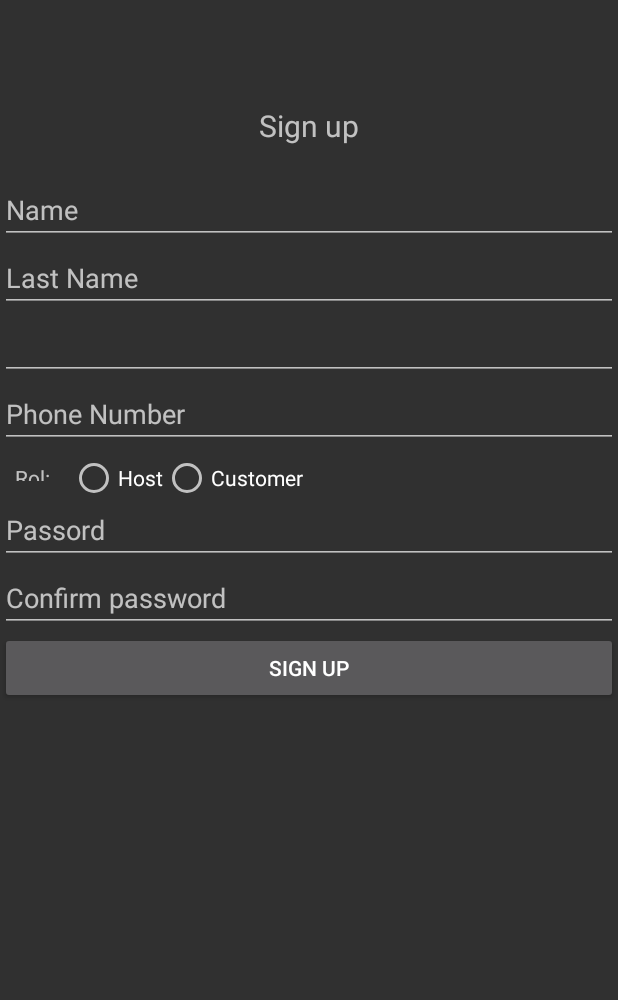
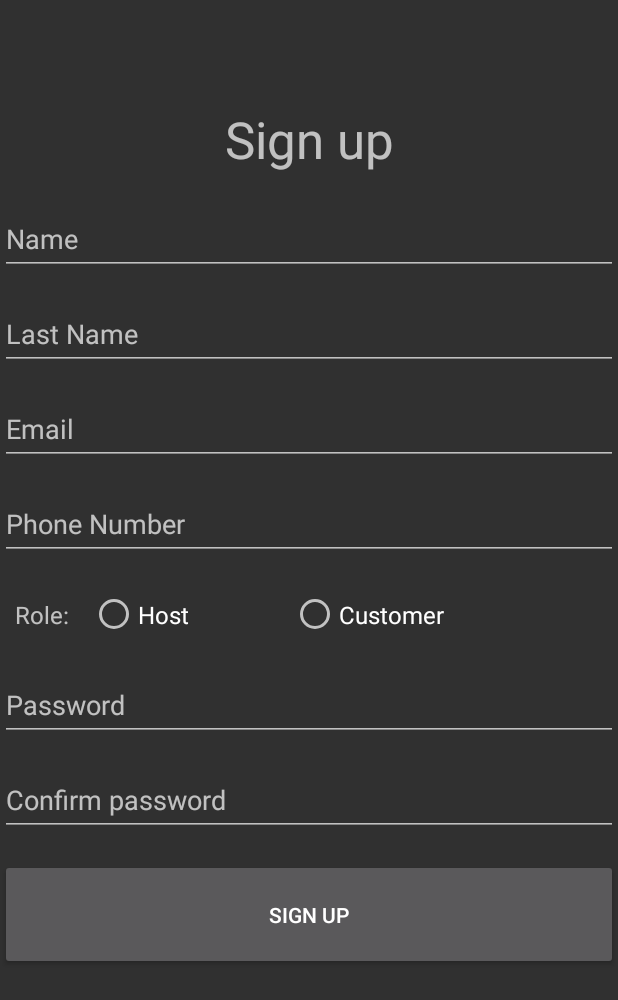
Before and after one commit to RIOlivaresV/car-rental-ranachrita, an Android app: the RegistrationFragment screen opened through its navigation route, on a phone screen of 412 x 824 dp. Shown: the top 1000 px of the screen. Run offline under Robolectric (Android 15) with nearby library versions, the phone set to English and light mode, and no system bars; our stand-ins replace Firebase (no records; nobody signed in at launch, a user with empty details on screens opened directly).

```diff
--- a/app/src/main/res/layout/fragment_registration.xml
+++ b/app/src/main/res/layout/fragment_registration.xml
@@ -19,87 +19,109 @@
             android:layout_margin="20sp"
             android:gravity="center"
             android:text="Sign up"
-            android:textSize="20sp" />
+            android:textSize="34sp" />
 
         <EditText
             android:id="@+id/txtName"
             android:layout_width="match_parent"
             android:layout_height="wrap_content"
+            android:layout_marginBottom="15dp"
             android:ems="10"
             android:hint="Name"
-            android:inputType="textPersonName" />
+            android:inputType="textPersonName"
+            android:minHeight="48dp" />
 
         <EditText
             android:id="@+id/txtLastName"
             android:layout_width="match_parent"
             android:layout_height="wrap_content"
+            android:layout_marginBottom="15dp"
             android:ems="10"
             android:hint="Last Name"
-            android:inputType="textPersonName" />
+            android:inputType="textPersonName"
+            android:minHeight="48dp" />
 
         <EditText
             android:id="@+id/txtEmail"
             android:layout_width="match_parent"
             android:layout_height="wrap_content"
+            android:layout_marginBottom="15dp"
             android:ems="10"
-            android:inputType="textEmailAddress" />
+            android:hint="Email"
+            android:inputType="textEmailAddress"
+            android:minHeight="48dp" />
 
         <EditText
             android:id="@+id/txtPhoneNumber"
             android:layout_width="match_parent"
             android:layout_height="wrap_content"
+            android:layout_marginBottom="15dp"
             android:ems="10"
             android:hint="Phone Number"
-            android:inputType="phone" />
+            android:inputType="phone"
+            android:minHeight="48dp" />
 
         <RadioGroup
-            android:id="@+id/radioButtonRol"
+            android:id="@+id/radioButtonRole"
             android:layout_width="match_parent"
             android:layout_height="wrap_content"
+            android:layout_marginBottom="15dp"
             android:orientation="horizontal">
 
             <TextView
                 android:id="@+id/txtRol"
                 android:layout_width="wrap_content"
-                android:layout_height="match_parent"
+                android:layout_height="wrap_content"
                 android:layout_weight="0"
                 android:gravity="center"
                 android:padding="10sp"
-                android:text="Rol: " />
+                android:text="Role: "
+                android:textSize="16sp" />
 
             <RadioButton
                 android:id="@+id/radioButtonHost"
-                android:layout_width="wrap_content"
-                android:layout_height="wrap_content"
-                android:text="Host" />
+                android:layout_width="104dp"
+                android:layout_height="42dp"
+                android:text="Host"
+                android:textSize="16sp"
+                tools:ignore="TouchTargetSizeCheck" />
 
             <RadioButton
                 android:id="@+id/radioButtonCustomer"
-                android:layout_width="wrap_content"
-                android:layout_height="wrap_content"
-                android:text="Customer" />
+                android:layout_width="137dp"
+                android:layout_height="42dp"
+                android:layout_marginStart="30dp"
+                android:layout_marginLeft="30dp"
+                android:text="Customer"
+                android:textSize="16sp"
+                tools:ignore="TouchTargetSizeCheck" />
         </RadioGroup>
 
         <EditText
             android:id="@+id/txtUserPassword"
             android:layout_width="match_parent"
             android:layout_height="wrap_content"
+            android:layout_marginBottom="15dp"
             android:ems="10"
-            android:hint="Passord"
-            android:inputType="textPassword" />
+            android:hint="Password"
+            android:inputType="textPassword"
+            android:minHeight="48dp" />
 
         <EditText
             android:id="@+id/txtConfirmPassword"
             android:layout_width="match_parent"
             android:layout_height="wrap_content"
+            android:layout_marginBottom="15dp"
             android:ems="10"
             android:hint="Confirm password"
-            android:inputType="textPassword" />
+            android:inputType="textPassword"
+            android:minHeight="48dp" />
 
         <Button
             android:id="@+id/btnSignUp"
             android:layout_width="match_parent"
-            android:layout_height="wrap_content"
+            android:layout_height="74dp"
+            android:layout_marginBottom="15dp"
             android:text="Sign Up" />
 
         <ProgressBar
```
Also changed, not shown: app/src/main/java/com/example/carrentalranachrita/RegistrationFragment.java (+51 -7 lines).
